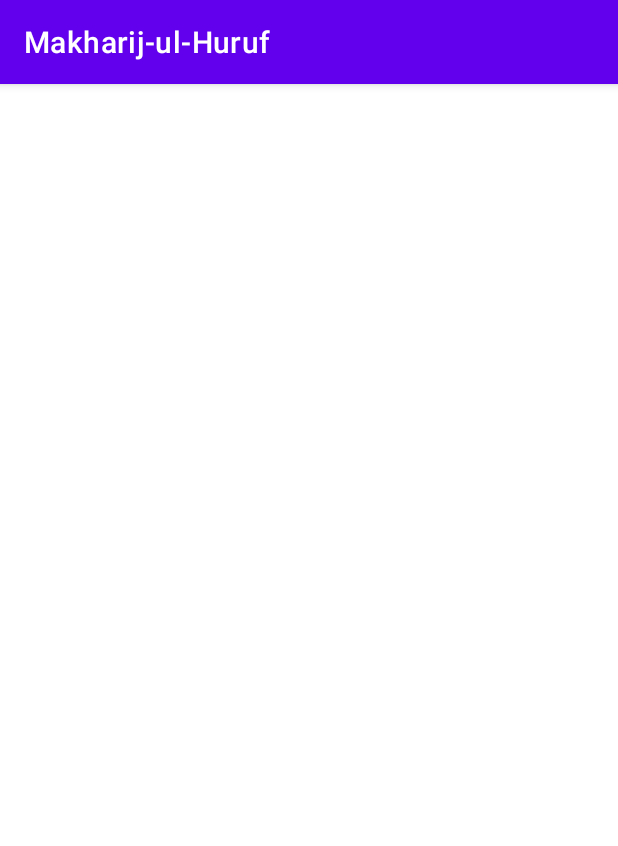
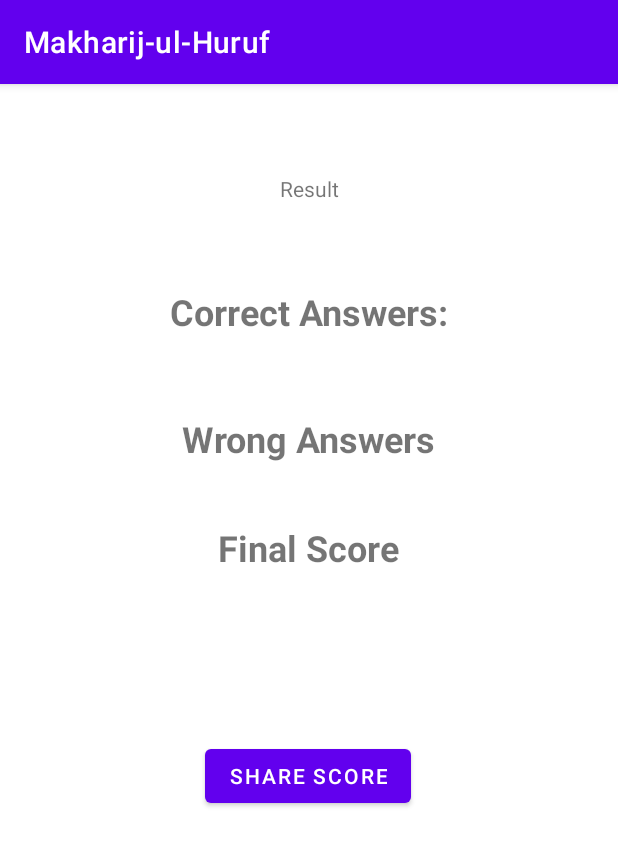
Before and after one commit to abdul-hanan-1/Makharij-ul-Huruf, an Android app: the result screen opened directly, with no data from a screen before it, on a phone screen of 412 x 824 dp. Shown: the top 846 px of the screen. Run offline under Robolectric (Android 15) with nearby library versions, the phone set to English and light mode, and no system bars; Roboto replaces fonts that are not available here.

Commit message:
designed result activity

```diff
--- a/app/src/main/res/layout/activity_result.xml
+++ b/app/src/main/res/layout/activity_result.xml
@@ -6,4 +6,62 @@
     android:layout_height="match_parent"
     tools:context=".result">
 
+    <TextView
+        android:id="@+id/textView3"
+        android:layout_width="wrap_content"
+        android:layout_height="wrap_content"
+        android:layout_marginTop="60dp"
+        android:text="Result"
+        app:layout_constraintEnd_toEndOf="parent"
+        app:layout_constraintStart_toStartOf="parent"
+        app:layout_constraintTop_toTopOf="parent" />
+
+    <TextView
+        android:id="@+id/textView5"
+        android:layout_width="wrap_content"
+        android:layout_height="wrap_content"
+        android:layout_marginTop="56dp"
+        android:text="Correct Answers:"
+        android:textSize="24sp"
+        android:textStyle="bold"
+        app:layout_constraintEnd_toEndOf="parent"
+        app:layout_constraintStart_toStartOf="parent"
+        app:layout_constraintTop_toBottomOf="@+id/textView3" />
+
+    <TextView
+        android:id="@+id/textView6"
+        android:layout_width="wrap_content"
+        android:layout_height="wrap_content"
+        android:layout_marginTop="52dp"
+        android:text="Wrong Answers"
+        android:textSize="24sp"
+        android:textStyle="bold"
+        app:layout_constraintEnd_toEndOf="parent"
+        app:layout_constraintHorizontal_bias="0.501"
+        app:layout_constraintStart_toStartOf="parent"
+        app:layout_constraintTop_toBottomOf="@+id/textView5" />
+
+    <TextView
+        android:id="@+id/textView7"
+        android:layout_width="wrap_content"
+        android:layout_height="wrap_content"
+        android:layout_marginTop="40dp"
+        android:text="Final Score"
+        android:textSize="24sp"
+        android:textStyle="bold"
+        app:layout_constraintEnd_toEndOf="parent"
+        app:layout_constraintHorizontal_bias="0.498"
+        app:layout_constraintStart_toStartOf="parent"
+        app:layout_constraintTop_toBottomOf="@+id/textView6" />
+
+    <Button
+        android:id="@+id/share"
+        android:layout_width="wrap_content"
+        android:layout_height="wrap_content"
+        android:layout_marginTop="112dp"
+        android:text="Share Score"
+        app:layout_constraintEnd_toEndOf="parent"
+        app:layout_constraintHorizontal_bias="0.498"
+        app:layout_constraintStart_toStartOf="parent"
+        app:layout_constraintTop_toBottomOf="@+id/textView7" />
 </androidx.constraintlayout.widget.ConstraintLayout>
```
